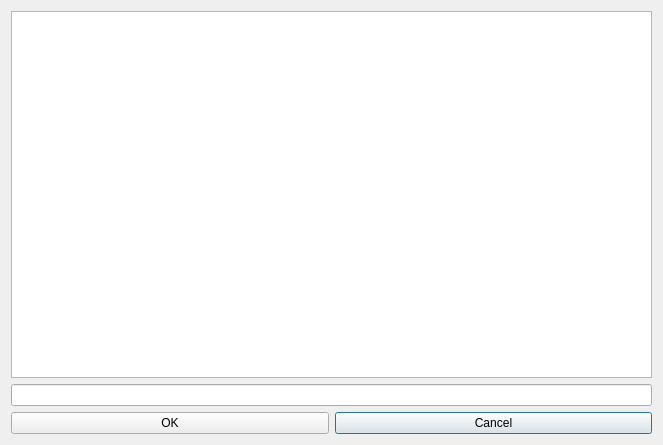
First picture: the form in libmonocleclient/browsefileswindow.ui, repository lineCode/Client-2, before the edit.
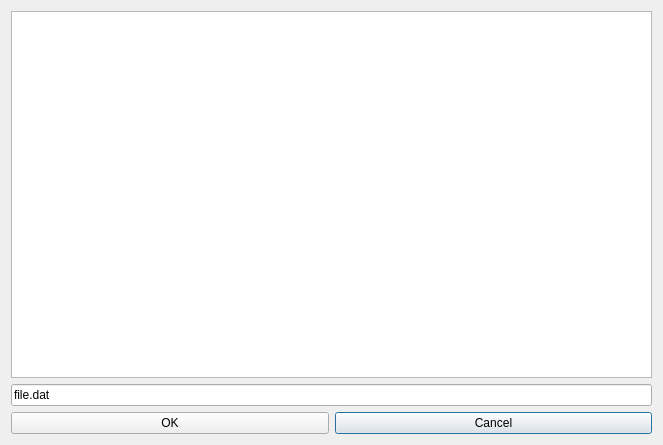
Second picture: the form after the edit. Custom widgets are drawn as their Qt base class.

The edit to the form file:
```diff
--- a/libmonocleclient/browsefileswindow.ui
+++ b/libmonocleclient/browsefileswindow.ui
@@ -41,7 +41,11 @@
       </widget>
      </item>
      <item row="1" column="0" colspan="2">
-      <widget class="QLineEdit" name="lineEdit"/>
+      <widget class="QLineEdit" name="lineEdit">
+       <property name="text">
+        <string>file.dat</string>
+       </property>
+      </widget>
      </item>
     </layout>
    </item>
```
